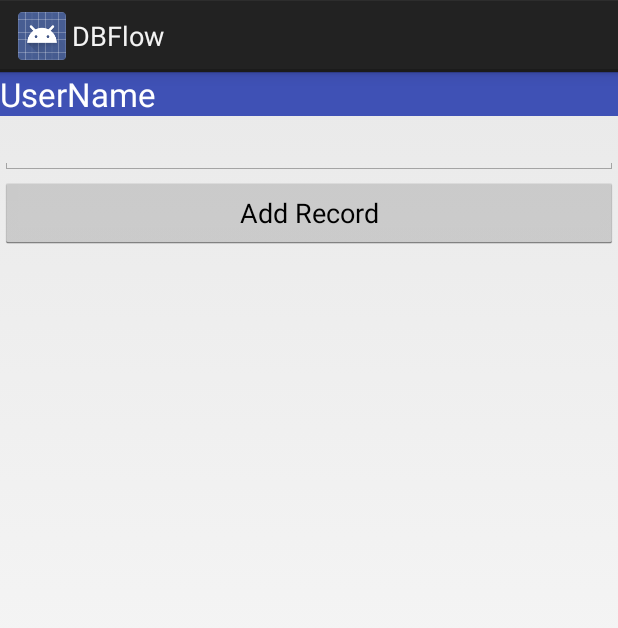
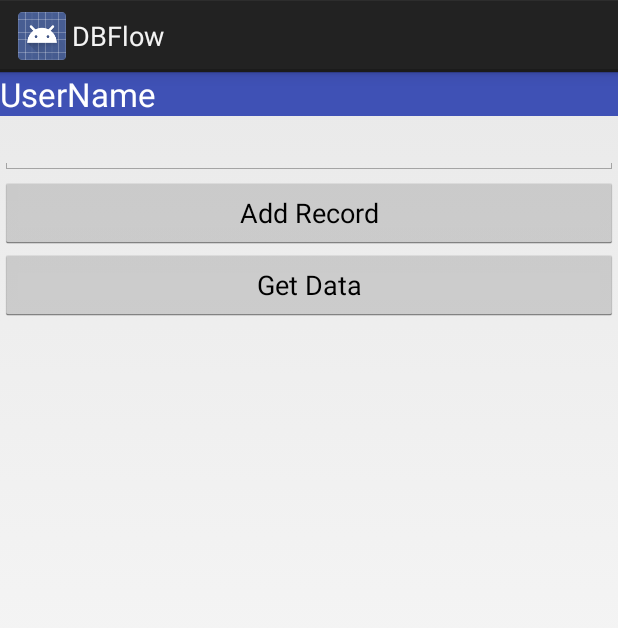
Before and after one commit to javedak09/DBFlow, an Android app: the UserEntry screen opened directly, with no data from a screen before it, on a phone screen of 412 x 824 dp. Shown: the top 628 px of the screen. Run offline under Robolectric (Android 15) with nearby library versions, the phone set to English and light mode, and no system bars; our stand-ins replace data binding; libraries missing offline, so code that uses them is left out: android.text, com.raizlabs.android; 1 statement that could not run was skipped.

Commit message:
Initial Commit

```diff
--- a/app/src/main/java/com/example/javedak09/dbflow/UsersTable.java
+++ b/app/src/main/java/com/example/javedak09/dbflow/UsersTable.java
@@ -24,6 +24,10 @@ public class UsersTable extends BaseModel {
         this.UserName = UserName;
     }
 
+    public String getUserName() {
+        return this.UserName;
+    }
+
     public void setUserStatus(String UserStatus) {
         this.UserStatus = UserStatus;
     }
--- a/app/src/main/res/layout/activity_user_entry.xml
+++ b/app/src/main/res/layout/activity_user_entry.xml
@@ -49,6 +49,13 @@
                 android:onClick="@{() -> callback.SaveData()}"
                 android:text="Add Record" />
 
+            <Button
+                android:id="@+id/btnGetRecord"
+                android:layout_width="match_parent"
+                android:layout_height="wrap_content"
+                android:onClick="@{() -> callback.GetData()}"
+                android:text="Get Data" />
+
         </LinearLayout>
 
     </ScrollView>
```
Also changed, not shown: app/src/main/java/com/example/javedak09/dbflow/UserEntry.java (+33 -2 lines).
